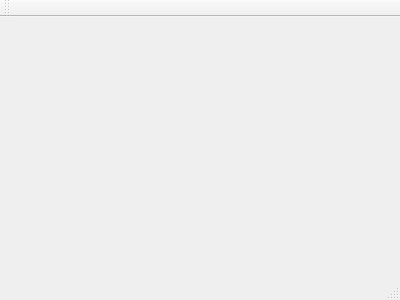
Above: Teeam/mainwindow.ui from lorenzo-arena/Teeam before the change. Below: the same form after it.
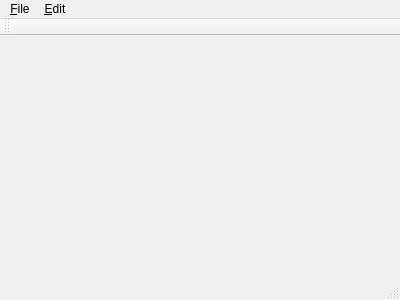
That is the form after the change.

Commit message: Added AbstractView Class

```diff
--- a/Teeam/mainwindow.ui
+++ b/Teeam/mainwindow.ui
@@ -12,13 +12,46 @@
   <property name="windowTitle" >
    <string>MainWindow</string>
   </property>
-  <widget class="QMenuBar" name="menuBar" />
-  <widget class="QToolBar" name="mainToolBar" />
-  <widget class="QWidget" name="centralWidget" />
-  <widget class="QStatusBar" name="statusBar" />
+  <widget class="QWidget" name="centralWidget"/>
+  <widget class="QMenuBar" name="menuBar">
+   <property name="geometry">
+    <rect>
+     <x>0</x>
+     <y>0</y>
+     <width>400</width>
+     <height>20</height>
+    </rect>
+   </property>
+   <widget class="QMenu" name="menu_File">
+    <property name="title">
+     <string>&amp;File</string>
+    </property>
+    <addaction name="action_Quit"/>
+   </widget>
+   <widget class="QMenu" name="menu_Edit">
+    <property name="title">
+     <string>&amp;Edit</string>
+    </property>
+   </widget>
+   <addaction name="menu_File"/>
+   <addaction name="menu_Edit"/>
+  </widget>
+  <widget class="QToolBar" name="mainToolBar">
+   <attribute name="toolBarArea">
+    <enum>TopToolBarArea</enum>
+   </attribute>
+   <attribute name="toolBarBreak">
+    <bool>false</bool>
+   </attribute>
+  </widget>
+  <widget class="QStatusBar" name="statusBar"/>
+  <action name="action_Quit">
+   <property name="text">
+    <string>E&amp;xit</string>
+   </property>
+  </action>
  </widget>
- <layoutDefault spacing="6" margin="11" />
- <pixmapfunction></pixmapfunction>
+ <layoutdefault spacing="6" margin="11"/>
  <resources/>
  <connections/>
 </ui>
```
Left out of the diff: 7 changed lines with no effect on the pictures. The commit also changes 4 other files.
